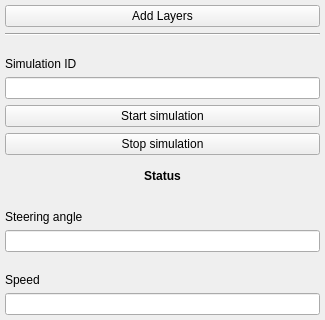
First picture: the form in qgis_swept_path_dockwidget_base.ui, repository lugafner/QgisSweptPath, before the edit.
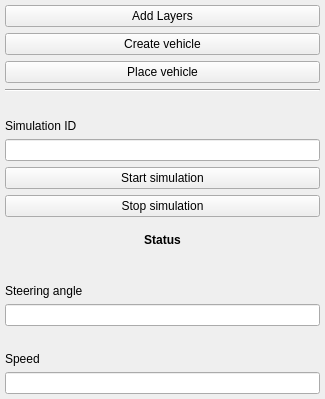
Second picture: the form after the edit.

Commit message: Add manual creation

Diff of the .ui file:
```diff
--- a/qgis_swept_path_dockwidget_base.ui
+++ b/qgis_swept_path_dockwidget_base.ui
@@ -7,7 +7,7 @@
     <x>0</x>
     <y>0</y>
     <width>325</width>
-    <height>320</height>
+    <height>399</height>
    </rect>
   </property>
   <property name="windowTitle">
@@ -27,6 +27,9 @@
     <property name="bottomMargin">
      <number>5</number>
     </property>
+    <item row="10" column="0">
+     <widget class="QLineEdit" name="txtSteeringAngle"/>
+    </item>
     <item row="0" column="0">
      <widget class="QPushButton" name="btnAddLayers">
       <property name="text">
@@ -34,7 +37,10 @@
       </property>
      </widget>
     </item>
-    <item row="9" column="0">
+    <item row="12" column="0">
+     <widget class="QLineEdit" name="txtSpeed"/>
+    </item>
+    <item row="11" column="0">
      <widget class="QLabel" name="lblSpeed">
       <property name="text">
        <string>Speed</string>
@@ -44,10 +50,7 @@
       </property>
      </widget>
     </item>
-    <item row="10" column="0">
-     <widget class="QLineEdit" name="txtSpeed"/>
-    </item>
-    <item row="6" column="0">
+    <item row="8" column="0">
      <widget class="QLabel" name="lblStatus">
       <property name="font">
        <font>
@@ -63,17 +66,31 @@
       </property>
      </widget>
     </item>
-    <item row="8" column="0">
-     <widget class="QLineEdit" name="txtSteeringAngle"/>
-    </item>
-    <item row="1" column="0">
+    <item row="3" column="0">
      <widget class="Line" name="line1">
       <property name="orientation">
        <enum>Qt::Horizontal</enum>
       </property>
      </widget>
     </item>
+    <item row="1" column="0">
+     <widget class="QPushButton" name="btnCreateVehicle">
+      <property name="text">
+       <string>Create vehicle</string>
+      </property>
+     </widget>
+    </item>
     <item row="7" column="0">
+     <widget class="QPushButton" name="btnStopSimulation">
+      <property name="text">
+       <string>Stop simulation</string>
+      </property>
+     </widget>
+    </item>
+    <item row="5" column="0">
+     <widget class="QLineEdit" name="txtSimulationId"/>
+    </item>
+    <item row="9" column="0">
      <widget class="QLabel" name="lblSteeringAngle">
       <property name="text">
        <string>Steering angle</string>
@@ -83,24 +100,14 @@
       </property>
      </widget>
     </item>
-    <item row="3" column="0">
-     <widget class="QLineEdit" name="txtSimulationId"/>
-    </item>
-    <item row="4" column="0">
+    <item row="6" column="0">
      <widget class="QPushButton" name="btnStartSimulation">
       <property name="text">
        <string>Start simulation</string>
       </property>
      </widget>
     </item>
-    <item row="5" column="0">
-     <widget class="QPushButton" name="btnStopSimulation">
-      <property name="text">
-       <string>Stop simulation</string>
-      </property>
-     </widget>
-    </item>
-    <item row="2" column="0">
+    <item row="4" column="0">
      <widget class="QLabel" name="lblSimulationId">
       <property name="text">
        <string>Simulation ID</string>
@@ -110,6 +117,13 @@
       </property>
      </widget>
     </item>
+    <item row="2" column="0">
+     <widget class="QPushButton" name="btnPlaceVehicle">
+      <property name="text">
+       <string>Place vehicle</string>
+      </property>
+     </widget>
+    </item>
    </layout>
   </widget>
  </widget>
```
The commit also changes 1 other file.
